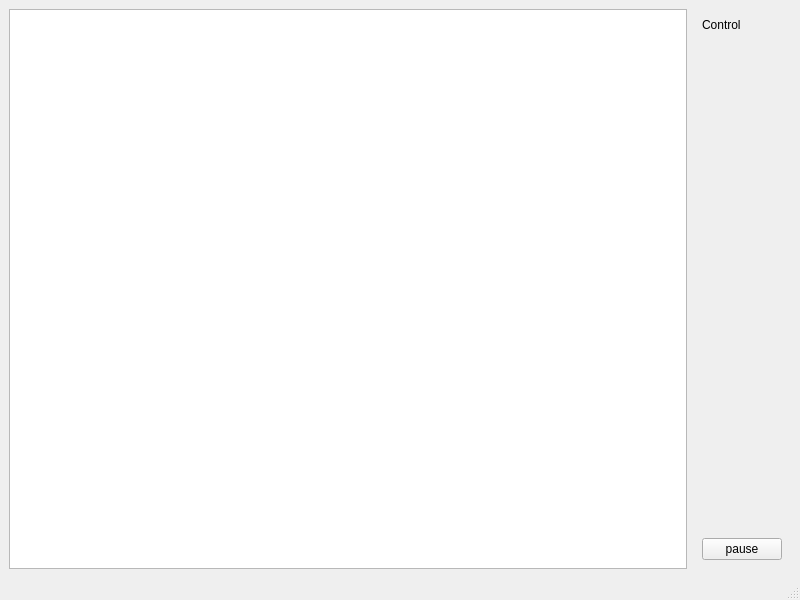
Before: the Qt Designer form src/mainwindow/mainwindow.ui in BigCubeCat/rutherford-experiment, drawn with Qt 5.
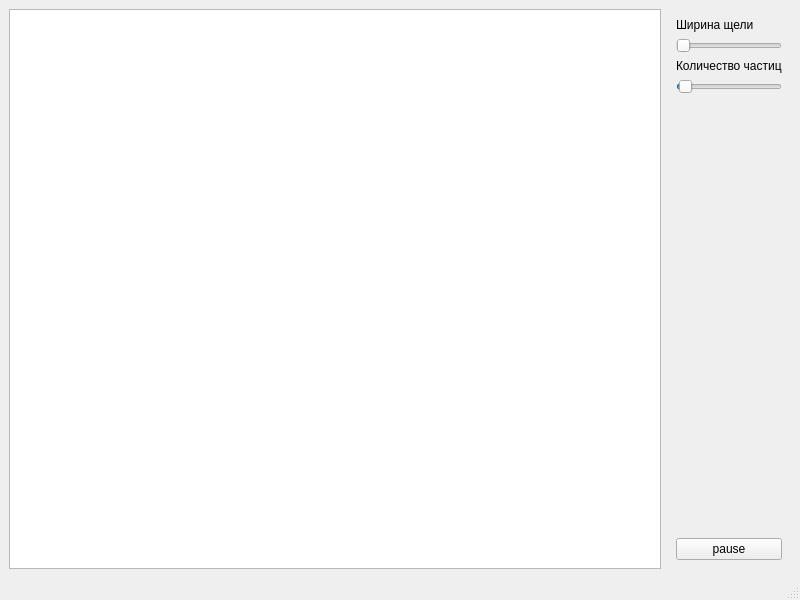
After: the same form once the commit is applied.

Commit message:
feat(slider): control slot width and count spawned particles
also change particle color and some smoal fixes

```diff
--- a/src/mainwindow/mainwindow.ui
+++ b/src/mainwindow/mainwindow.ui
@@ -51,7 +51,7 @@
             <number>3</number>
            </property>
            <property name="text">
-            <string>Control</string>
+            <string>Ширина щели</string>
            </property>
            <property name="textFormat">
             <enum>Qt::PlainText</enum>
@@ -64,6 +64,42 @@
            </property>
           </widget>
          </item>
+         <item>
+          <widget class="QSlider" name="slotSlider">
+           <property name="minimum">
+            <number>5</number>
+           </property>
+           <property name="maximum">
+            <number>100</number>
+           </property>
+           <property name="orientation">
+            <enum>Qt::Horizontal</enum>
+           </property>
+          </widget>
+         </item>
+         <item>
+          <widget class="QLabel" name="label_2">
+           <property name="text">
+            <string>Количество частиц</string>
+           </property>
+          </widget>
+         </item>
+         <item>
+          <widget class="QSlider" name="countSlider">
+           <property name="minimum">
+            <number>1</number>
+           </property>
+           <property name="maximum">
+            <number>200</number>
+           </property>
+           <property name="value">
+            <number>5</number>
+           </property>
+           <property name="orientation">
+            <enum>Qt::Horizontal</enum>
+           </property>
+          </widget>
+         </item>
          <item>
           <spacer name="verticalSpacer_2">
            <property name="orientation">
```
The commit also changes 6 other files.
